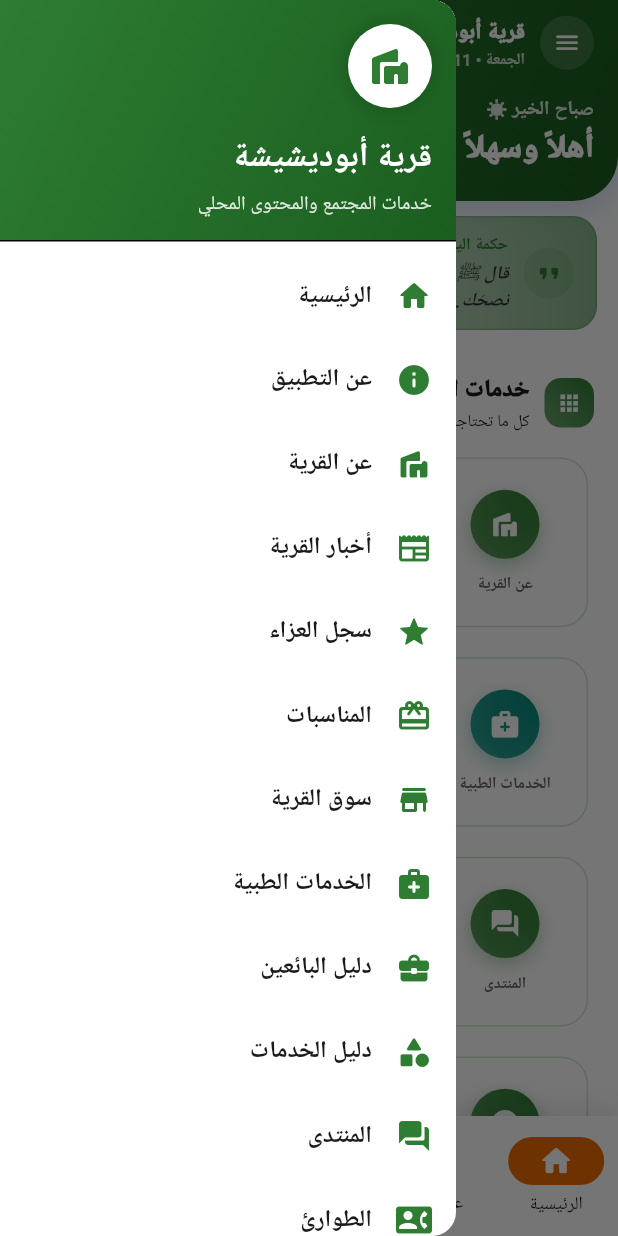
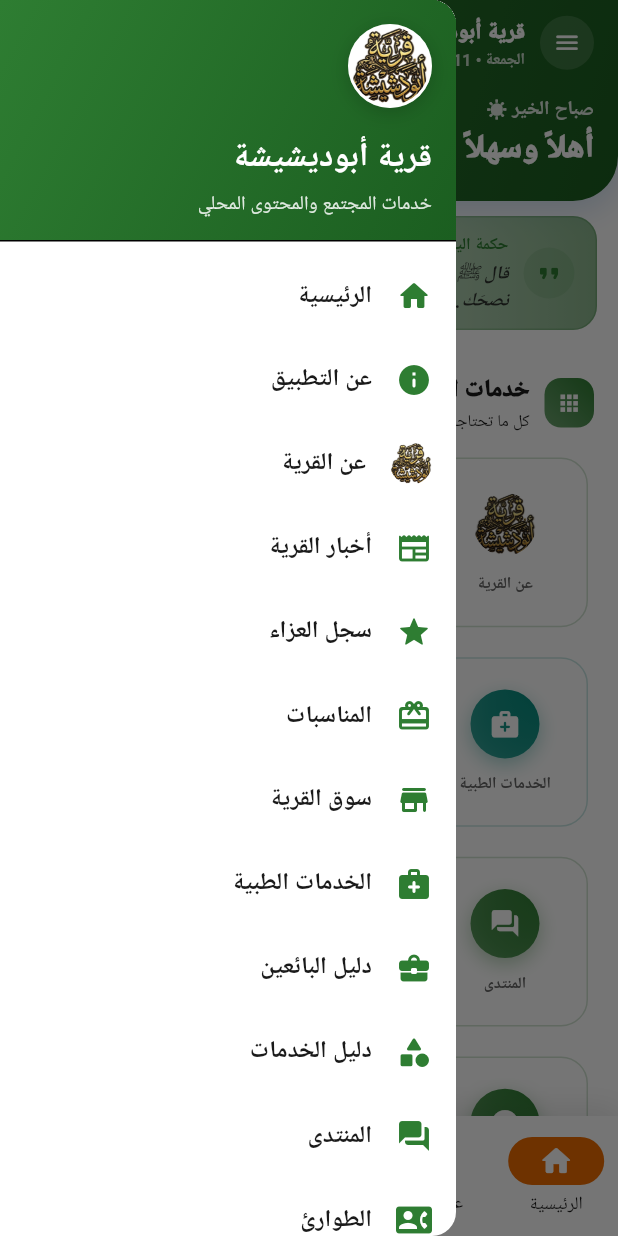
Before and after one commit to abodashesha488-sys/Qarity, a Flutter app: the HomeScreen screen opened by its route, with the side drawer open, on a phone screen of 412 x 824 dp. Run offline on Flutter 3.47's test engine with Material 3 defaults, Android fonts, the phone set to English and light mode, and no system bars; drawn by our look-alikes of flutter_animate; our stand-ins replace cached_network_image, cloud_firestore, connectivity_plus, firebase_auth, firebase_core, firebase_messaging and 9 more; accounts and stored records are empty; Roboto replaces fonts that are missing (Cairo).

Commit message:
feat(branding): replace remaining village icon with Qurity logo (nav tab, drawer header + item, service grid tile, hero header)

```diff
--- a/lib/features/home/home.dart
+++ b/lib/features/home/home.dart
@@ -24,6 +24,7 @@
 import '../../widgets/alert_wisdom_bar.dart';
 import '../../widgets/common_appbar_actions.dart';
 import '../../widgets/offline_stream_builder.dart';
+import '../../widgets/qurity_logo.dart';
 
 class HomeScreen extends StatefulWidget {
   const HomeScreen({super.key});
@@ -80,7 +81,7 @@
         animationDuration: const Duration(milliseconds: 400),
         destinations: const [
           NavigationDestination(icon: Icon(Icons.home_outlined), selectedIcon: Icon(Icons.home_rounded), label: 'الرئيسية'),
-          NavigationDestination(icon: Icon(Icons.villa_outlined), selectedIcon: Icon(Icons.villa_rounded), label: 'عن القرية'),
+          NavigationDestination(icon: QurityLogo(size: 24, withBorder: false, withShadow: false), selectedIcon: QurityLogo(size: 24, withBorder: false, withShadow: false), label: 'عن القرية'),
           NavigationDestination(icon: Icon(Icons.store_outlined), selectedIcon: Icon(Icons.store_rounded), label: 'السوق'),
           NavigationDestination(icon: Icon(Icons.forum_outlined), selectedIcon: Icon(Icons.forum_rounded), label: 'المنتدى'),
           NavigationDestination(icon: Icon(Icons.person_outlined), selectedIcon: Icon(Icons.person_rounded), label: 'الملف'),
@@ -104,12 +105,7 @@
             DrawerHeader(
               decoration: const BoxDecoration(gradient: AppColors.primaryGradient),
               child: Column(crossAxisAlignment: CrossAxisAlignment.start, children: [
-                Container(
-                  width: 56,
-                  height: 56,
-                  decoration: BoxDecoration(color: Colors.white, shape: BoxShape.circle, boxShadow: [BoxShadow(color: Colors.black.withValues(alpha: 0.2), blurRadius: 12)]),
-                  child: const Icon(Icons.villa_rounded, color: AppColors.primary, size: 32),
-                ).animate().scale(duration: 600.ms, curve: Curves.easeOutBack),
+                const QurityLogo(size: 56),
                 const SizedBox(height: 16),
                 const Text('قرية أبوديشيشة', style: TextStyle(color: Colors.white, fontSize: 22, fontWeight: FontWeight.w800)),
                 const SizedBox(height: 4),
@@ -118,7 +114,8 @@
             ),
             _buildDrawerItem(context, 'الرئيسية', Icons.home_rounded, AppRoutes.home),
             _buildDrawerItem(context, 'عن التطبيق', Icons.info_rounded, AppRoutes.aboutApp),
-            _buildDrawerItem(context, 'عن القرية', Icons.villa_rounded, AppRoutes.about),
+            _buildDrawerItem(context, 'عن القرية', Icons.villa_rounded, AppRoutes.about,
+                leading: const QurityLogo(size: 28, withBorder: false, withShadow: false)),
             _buildDrawerItem(context, 'أخبار القرية', Icons.newspaper_rounded, AppRoutes.newsList),
             _buildDrawerItem(context, 'سجل العزاء', Icons.grade_rounded, AppRoutes.obituariesList),
             _buildDrawerItem(context, 'المناسبات', Icons.card_giftcard_rounded, AppRoutes.occasionsList),
@@ -138,9 +135,11 @@
     );
   }
 
-  Widget _buildDrawerItem(BuildContext context, String title, IconData icon, String route) {
+  Widget _buildDrawerItem(BuildContext context, String title, IconData icon,
+      String route, {Widget? leading}) {
     return ListTile(
-      leading: Icon(icon, color: Theme.of(context).colorScheme.primary),
+      leading: leading ??
+          Icon(icon, color: Theme.of(context).colorScheme.primary),
       title: Text(title, style: const TextStyle(fontWeight: FontWeight.w600)),
       shape: RoundedRectangleBorder(borderRadius: BorderRadius.circular(12)),
       onTap: () {
@@ -562,8 +561,7 @@
                       child: Image.asset('assets/images/Qurity.png',
                           fit: BoxFit.cover),
                     ),
-                  ).animate().fadeIn(duration: 500.ms).scale(begin: const Offset(0.6, 0.6)),
-                ],
+                  ).animate().fadeIn(duration: 500.ms).scale(begin: const Offset(0.6, 0.6)),                ],
               ),
             ],
           ),
@@ -716,15 +714,15 @@
   const ModernServiceGrid({super.key});
 
   static const _services = [
-    _ServiceItem('عن القرية', Icons.villa_rounded, AppRoutes.about),
+    _ServiceItem('عن القرية', Icons.villa_rounded, AppRoutes.about, logo: true),
     _ServiceItem('أخبار القرية', Icons.newspaper_rounded, AppRoutes.newsList),
     _ServiceItem('سوق القرية', Icons.store_rounded, AppRoutes.marketProducts),
-    _ServiceItem('الخدمات الطبية', Icons.medical_services_rounded, AppRoutes.medical, Color(0xFF00897B)),
+    _ServiceItem('الخدمات الطبية', Icons.medical_services_rounded, AppRoutes.medical, color: Color(0xFF00897B)),
     _ServiceItem('سجل العزاء', Icons.grade_rounded, AppRoutes.obituariesList),
     _ServiceItem('المناسبات', Icons.card_giftcard_rounded, AppRoutes.occasionsList),
     _ServiceItem('المنتدى', Icons.forum_rounded, AppRoutes.forumPosts),
     _ServiceItem('دليل الخدمات', Icons.category_rounded, AppRoutes.serviceRequest),
-    _ServiceItem('الطوارئ', Icons.contact_phone_rounded, AppRoutes.emergencyContacts, Color(0xFFD32F2F)),
+    _ServiceItem('الطوارئ', Icons.contact_phone_rounded, AppRoutes.emergencyContacts, color: Color(0xFFD32F2F)),
     _ServiceItem('حول التطبيق', Icons.info_rounded, AppRoutes.aboutApp),
   ];
 
@@ -761,7 +759,9 @@
           child: Column(
             mainAxisAlignment: MainAxisAlignment.center,
             children: [
-              Container(
+              service.logo
+                  ? const QurityLogo(size: 46, withShadow: false)
+                  : Container(
                       width: 46,
                       height: 46,
                       decoration: BoxDecoration(
@@ -781,8 +781,8 @@
                         ],
                       ),
                       child: Center(
-                    child:
-                        Icon(service.icon, color: Colors.white, size: 21)),
+                          child: Icon(service.icon,
+                              color: Colors.white, size: 21)),
                     ),
               const SizedBox(height: 9),
               Text(service.title,
@@ -804,8 +804,9 @@
   final IconData icon;
   final String route;
   final Color color;
+  final bool logo;
   const _ServiceItem(this.title, this.icon, this.route,
-      [this.color = AppColors.primary]);
+      {this.color = AppColors.primary, this.logo = false});
 }
 
 // ═══════════════════ بطاقة منتج ═══════════════════
--- /dev/null
+++ b/lib/widgets/qurity_logo.dart
@@ -0,0 +1,44 @@
+import 'package:flutter/material.dart';
+
+/// شعار قرية أبوديشيشة (assets/images/Qurity.png) داخل دائرة بيضاء —
+/// يُستخدم بدل أيقونة القرية الافتراضية في الهيدر والدرج والشبكة وشريط التنقل.
+class QurityLogo extends StatelessWidget {
+  const QurityLogo({
+    super.key,
+    this.size = 48,
+    this.withBorder = true,
+    this.withShadow = true,
+  });
+
+  final double size;
+  final bool withBorder;
+  final bool withShadow;
+
+  @override
+  Widget build(BuildContext context) {
+    return Container(
+      width: size,
+      height: size,
+      decoration: BoxDecoration(
+        color: Colors.white,
+        shape: BoxShape.circle,
+        border: withBorder
+            ? Border.all(
+                color: Colors.white.withValues(alpha: 0.35),
+                width: size > 30 ? 2 : 1.2)
+            : null,
+        boxShadow: withShadow
+            ? [
+                BoxShadow(
+                    color: Colors.black.withValues(alpha: 0.18),
+                    blurRadius: size > 30 ? 10 : 6,
+                    offset: Offset(0, size > 30 ? 3 : 2))
+              ]
+            : null,
+      ),
+      child: ClipOval(
+        child: Image.asset('assets/images/Qurity.png', fit: BoxFit.cover),
+      ),
+    );
+  }
+}
```
Lines whose indentation alone changed are shown as unchanged.
